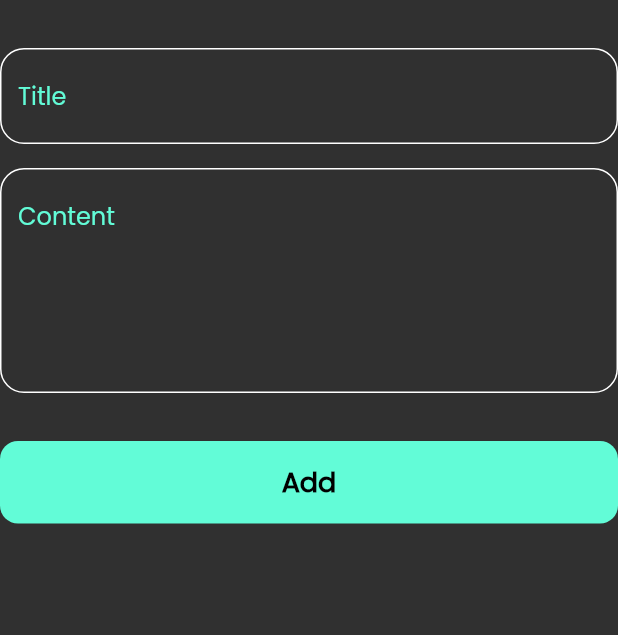
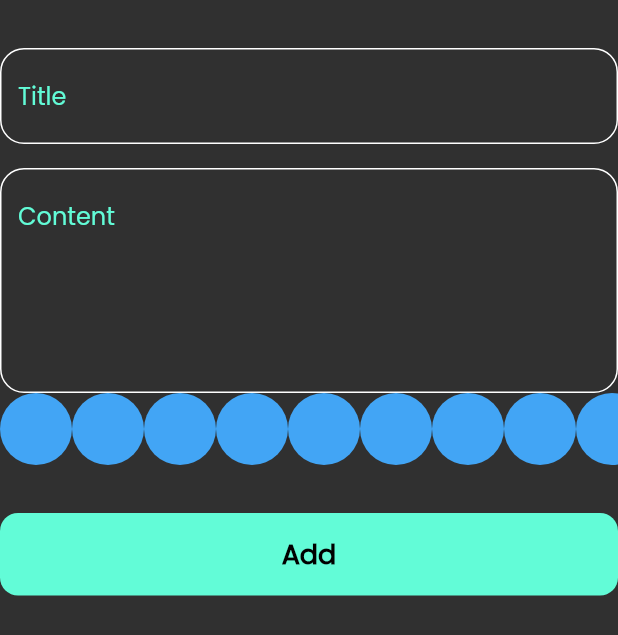
Before and after one commit to HazemHamdy7/note_app_hive, a Flutter app: the AddNoteForm widget shown alone on an empty page, opened directly, on a phone screen of 412 x 824 dp. Shown: the top 635 px of the screen. Run offline on Flutter 3.47's test engine with Material 2 defaults, Android fonts, the phone set to English and light mode, and no system bars; our stand-ins replace bloc, flutter_bloc, font_awesome_flutter, hive, hive_flutter; accounts and stored records are empty.

Commit message:
create color list view part 1

```diff
--- /dev/null
+++ b/lib/Screens/colors/color_list_view.dart
@@ -0,0 +1,29 @@
+import 'package:flutter/material.dart';
+
+class ColorItem extends StatelessWidget {
+  const ColorItem({super.key});
+
+  @override
+  Widget build(BuildContext context) {
+    return CircleAvatar(
+      radius: 24,
+      backgroundColor: Colors.blue[400],
+    );
+  }
+}
+
+class ColorsListView extends StatelessWidget {
+  const ColorsListView({super.key});
+
+  @override
+  Widget build(BuildContext context) {
+    return SizedBox(
+      height: 24 * 2,
+      child: ListView.builder(
+        scrollDirection: Axis.horizontal,
+        itemCount: 10,
+        itemBuilder: (context, index) => const ColorItem(),
+      ),
+    );
+  }
+}
--- a/lib/Screens/homePage/widgets/add_note_form.dart
+++ b/lib/Screens/homePage/widgets/add_note_form.dart
@@ -4,6 +4,7 @@ import 'package:intl/intl.dart';
 import 'package:note_app_hive/cubits/add_note_cubit/add_notes_cubit.dart';
 import 'package:note_app_hive/models/note_model.dart';
 
+import '../../colors/color_list_view.dart';
 import 'custom_button.dart';
 import 'custom_text_feild.dart';
 
@@ -41,6 +42,7 @@ class _AddNoteFormState extends State<AddNoteForm> {
               },
               hint: 'Content',
               maxLines: 5),
+          const ColorsListView(),
           const SizedBox(height: 32),
           BlocBuilder<AddNotesCubit, AddNotesState>(
             builder: (context, state) => CustomButton(
```
